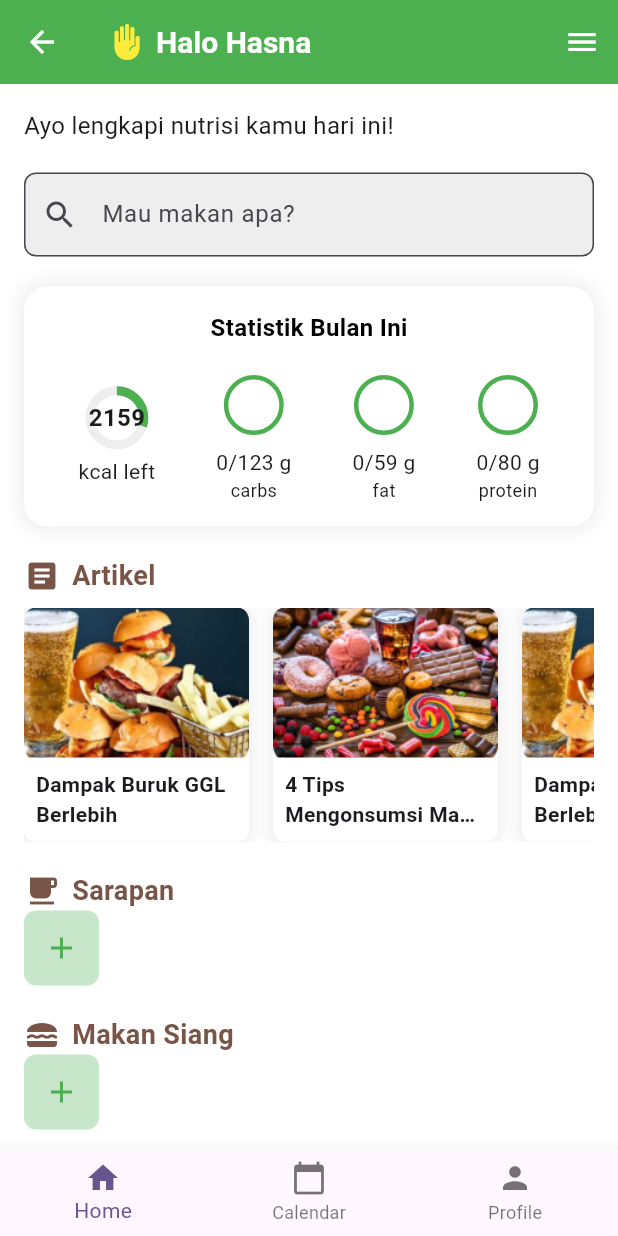
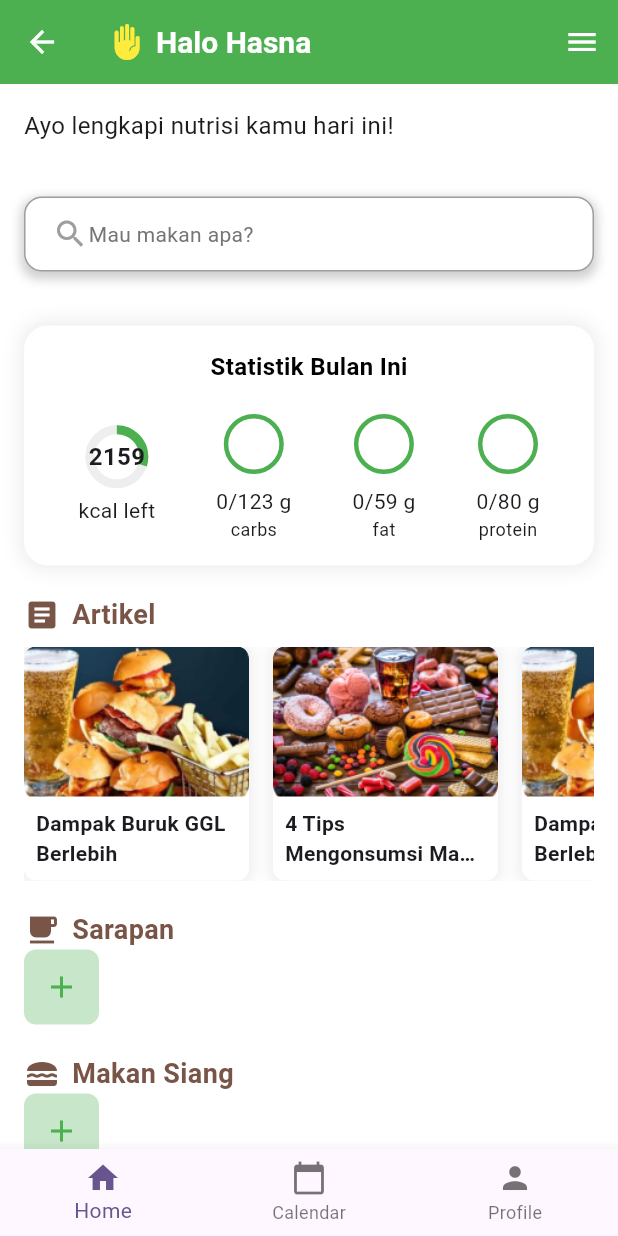
Before and after one commit to nailahazhr/tekber-finalproject, a Flutter app: the HomePage screen opened by its route, on a phone screen of 412 x 824 dp. Run offline on Flutter 3.47's test engine with Material 3 defaults, Android fonts, the phone set to English and light mode, and no system bars; our stand-ins replace cached_network_image, cloud_firestore, connectivity_plus, easy_date_timeline, firebase_core, syncfusion_flutter_charts and 1 more; accounts and stored records are empty; Roboto replaces fonts that are missing (Poppins).

Commit message:
add searchView, integrate firestore

```diff
--- a/lib/main.dart
+++ b/lib/main.dart
@@ -1,6 +1,7 @@
 import 'package:flutter/material.dart';
 import 'package:ns_apps/data_to_cloud/pageAddMakan.dart';
 import 'package:ns_apps/screens/profil_screen.dart';
+import 'package:ns_apps/screens/searchDetail_screen.dart';
 import 'package:ns_apps/screens/splash_screen.dart';
 import 'package:ns_apps/screens/personalisasi_screen.dart';
 import 'package:ns_apps/screens/home_page.dart';
--- a/lib/screens/home_page.dart
+++ b/lib/screens/home_page.dart
@@ -2,14 +2,19 @@ import 'package:flutter/material.dart';
 import 'package:ns_apps/data_to_cloud/pageAddMakan.dart';
 import 'package:ns_apps/screens/calendar_screen.dart';
 import 'package:ns_apps/screens/profil_screen.dart';
-import 'package:ns_apps/screens/searchDetail_screen.dart';
 import 'package:ns_apps/screens/articles.dart';
+import 'package:ns_apps/screens/searchView_screen.dart';
 import '../constants/colors.dart';
 import '../constants/images.dart';
 
-class HomePage extends StatelessWidget {
+class HomePage extends StatefulWidget {
   const HomePage({super.key});
 
+  @override
+  State<HomePage> createState() => _HomePageState();
+}
+
+class _HomePageState extends State<HomePage> {
   // Fungsi untuk menangani perubahan halaman pada bottom navigation bar
   void _onItemTapped(BuildContext context, int index) {
     switch (index) {
@@ -22,8 +27,7 @@ class HomePage extends StatelessWidget {
       case 1:
         Navigator.push(
           context,
-          MaterialPageRoute(
-              builder: (context) => CalendarScreen()),
+          MaterialPageRoute(builder: (context) => CalendarScreen()),
         );
         break;
       case 2:
@@ -42,7 +46,8 @@ class HomePage extends StatelessWidget {
     return Scaffold(
       backgroundColor: tWhiteColor,
       appBar: AppBar(
-         foregroundColor:Colors.white, backgroundColor: Colors.green,
+        foregroundColor: Colors.white,
+        backgroundColor: Colors.green,
         title: const Row(
           children: [
             Icon(Icons.front_hand, color: Colors.yellow),
@@ -61,7 +66,8 @@ class HomePage extends StatelessWidget {
         ),
         actions: [
           IconButton(
-              icon: const Icon(Icons.menu, color: Colors.white), onPressed: () {}),
+              icon: const Icon(Icons.menu, color: Colors.white),
+              onPressed: () {}),
         ],
       ),
       body: SingleChildScrollView(
@@ -106,13 +112,39 @@ class HomePage extends StatelessWidget {
   }
 
   Widget _buildSearchBar() {
-    return TextField(
-      decoration: InputDecoration(
-        hintText: 'Mau makan apa?',
-        prefixIcon: const Icon(Icons.search),
-        border: OutlineInputBorder(borderRadius: BorderRadius.circular(8)),
-        filled: true,
-        fillColor: Colors.grey[200],
+    return GestureDetector(
+      onTap: () {
+        showSearch(
+          context: context,
+          delegate: MakananSearchDelegate(),
+        );
+      },
+      child: Container(
+        margin: EdgeInsets.symmetric(vertical: 16),
+        padding: EdgeInsets.symmetric(horizontal: 18, vertical: 12),
+        decoration: BoxDecoration(
+          color: Colors.white,
+          borderRadius: BorderRadius.circular(12),
+          border: Border.all(color: Colors.grey),
+          boxShadow: [
+            BoxShadow(
+              color: Colors.grey.withOpacity(0.5),
+              spreadRadius: 2,
+              blurRadius: 5,
+              offset: Offset(0, 3),
+            ),
+          ],
+        ),
+        child: Row(
+          children: [
+            Icon(Icons.search, color: Colors.grey),
+            SizedBox(height: 10),
+            Text(
+              'Mau makan apa?',
+              style: TextStyle(color: Colors.grey[600], fontSize: 14),
+            ),
+          ],
+        ),
       ),
     );
   }
--- a/pubspec.yaml
+++ b/pubspec.yaml
@@ -47,6 +47,7 @@ dependencies:
   firebase_core: ^3.8.0
   cloud_firestore: ^5.5.0
   connectivity_plus: ^6.1.0
+  cached_network_image: ^3.2.0
 
 dev_dependencies:
   flutter_test:
```
Also changed, not shown: lib/screens/searchDetail_screen.dart (+75 -20 lines), lib/screens/searchView_screen.dart (added, +121 -0 lines), pubspec.lock, 1 other file.
